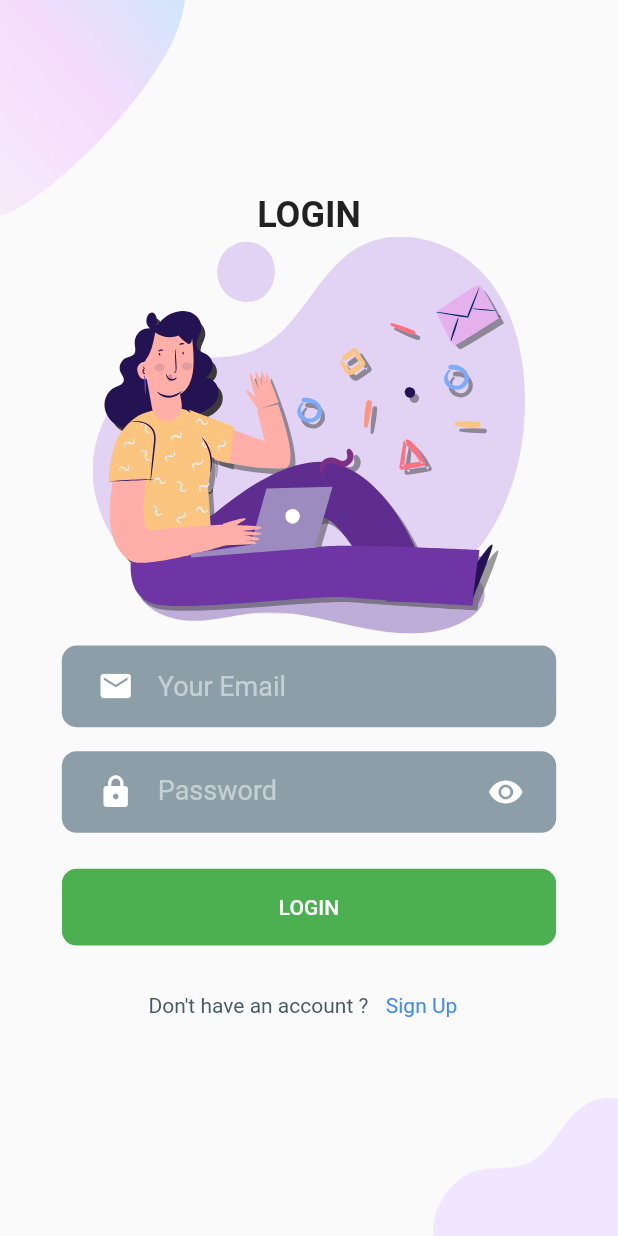
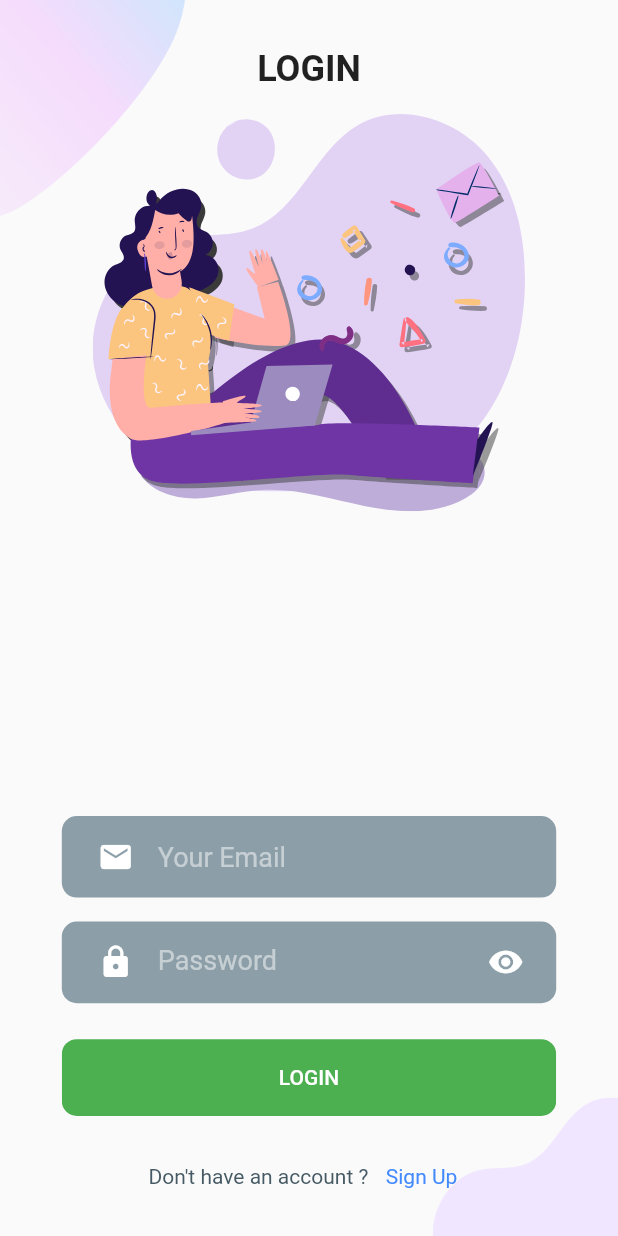
Before and after one commit to simonpojok/ideal, a Flutter app: the screen it shows after launch, after a tap on "LOGIN", on a phone screen of 412 x 824 dp. Run offline on Flutter 3.47's test engine with Material 2 defaults, Android fonts, the phone set to English and light mode, and no system bars; our stand-ins replace firebase_auth, firebase_core, flutter_rating_bar, flutter_svg; accounts and stored records are empty.

Commit message:
styled the login screen

```diff
--- a/lib/src/screens/login/LoginScreen.dart
+++ b/lib/src/screens/login/LoginScreen.dart
@@ -1,5 +1,6 @@
 import 'package:flutter/material.dart';
 import 'package:flutter_svg/flutter_svg.dart';
+import 'package:ideal/src/constants.dart';
 import 'package:ideal/src/screens/login/widgets/background.dart';
 import 'package:ideal/src/screens/signup/SignUpScreen.dart';
 import 'package:ideal/src/screens/widgets/buttons.dart';
@@ -18,20 +19,25 @@ class _LoginScreenState extends State<LoginScreen> {
   Widget build(BuildContext context) {
     Size size = MediaQuery.of(context).size;
     return Scaffold(
-      body: LoginScreenBackground(
+      body: SafeArea(
+        child: LoginScreenBackground(
           child: Column(
             mainAxisAlignment: MainAxisAlignment.center,
             children: [
-            Text(
+              Padding(
+                padding: const EdgeInsets.all(kDefaultPadding),
+                child: Text(
                   "LOGIN",
                   style: Theme.of(context).textTheme.headline5!.copyWith(
                         fontWeight: FontWeight.bold,
+                      ),
                 ),
               ),
               SvgPicture.asset(
                 "assets/icons/login.svg",
                 width: size.height * .35,
               ),
+              Expanded(child: Text("")),
               RoundCornerTextField(
                 onValueChanged: (String email) {},
               ),
@@ -57,6 +63,7 @@ class _LoginScreenState extends State<LoginScreen> {
             ],
           ),
         ),
+      ),
     );
   }
 }
--- a/lib/src/screens/login/widgets/background.dart
+++ b/lib/src/screens/login/widgets/background.dart
@@ -1,4 +1,5 @@
 import 'package:flutter/material.dart';
+import 'package:ideal/src/constants.dart';
 
 class LoginScreenBackground extends StatelessWidget {
   final Widget child;
@@ -32,7 +33,12 @@ class LoginScreenBackground extends StatelessWidget {
               width: size.width * .3,
             ),
           ),
-          child,
+          Padding(
+            padding: const EdgeInsets.symmetric(
+              vertical: kDefaultPadding,
+            ),
+            child: child,
+          ),
         ],
       ),
     );
```
Lines whose indentation alone changed are shown as unchanged.
